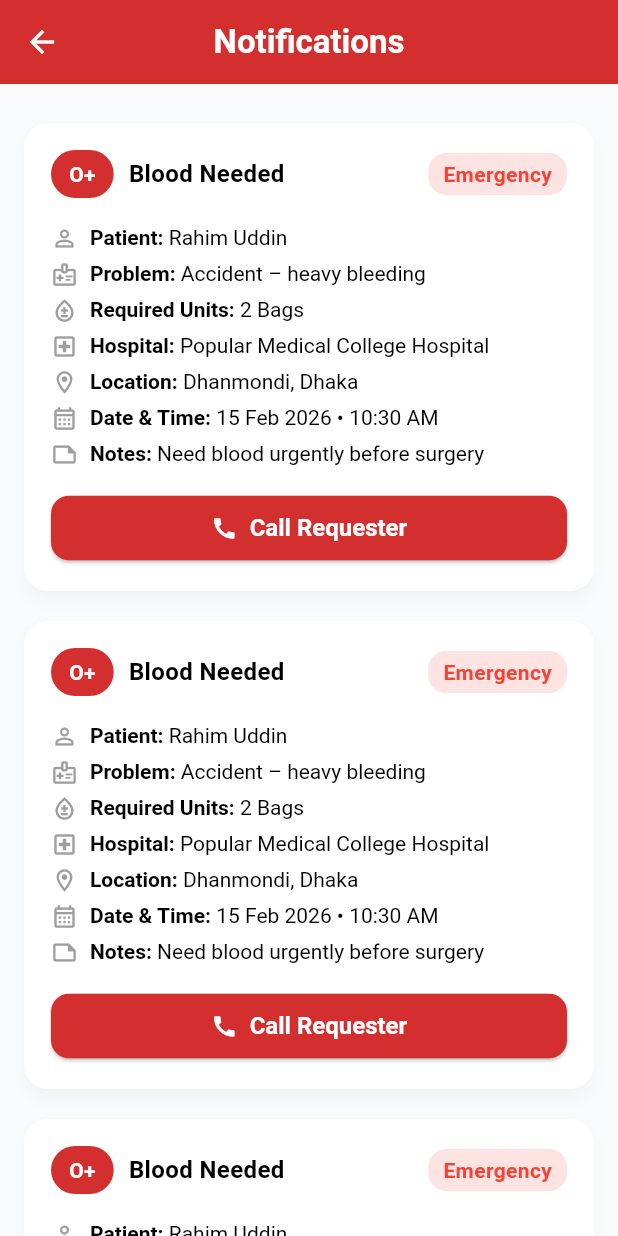
After one commit to AGMKhair/diu_life_save, a Flutter app: the screen it shows after launch, after a tap on "Login", after a tap on the "notifications none" icon, on a phone screen of 412 x 824 dp. The commit adds this screen. Run offline on Flutter 3.47's test engine with Material 3 defaults, Android fonts, the phone set to English and light mode, and no system bars; our stand-ins replace firebase_core, flutter_riverpod, google_fonts, image_picker; accounts and stored records are empty.

Commit message:
app ui formate done

```diff
--- a/lib/screen/home_screen.dart
+++ b/lib/screen/home_screen.dart
@@ -1,156 +1,128 @@
-import 'package:diu_life_save/screen/create_post_screen.dart';
+import 'package:diu_life_save/screen/about_screen.dart';
+import 'package:diu_life_save/screen/notification_screen.dart';
 import 'package:diu_life_save/screen/profile_screen.dart';
 import 'package:diu_life_save/screen/search_screen.dart';
 import 'package:diu_life_save/screen/view_request_screen.dart';
 import 'package:diu_life_save/theme/app_colors.dart';
 import 'package:flutter/material.dart';
 
-class HomeScreen extends StatelessWidget {
+class HomeScreen extends StatefulWidget {
   const HomeScreen({super.key});
+
+  @override
+  State<HomeScreen> createState() => _HomeScreenState();
+}
+
+class _HomeScreenState extends State<HomeScreen> {
+  int _currentIndex = 0;
+
+  /// Example notification count
+  int _notificationCount = 3; // এখানে যত notifications থাকবে
+
+  final List<Widget> _screens = const [
+    ViewRequestScreen(),
+    SearchScreen(),
+    ProfileScreen(),
+    AboutScreen(),
+  ];
 
   @override
   Widget build(BuildContext context) {
     return Scaffold(
-      body: Center(
-        child: Padding(
-          padding: const EdgeInsets.symmetric(horizontal: 28),
-          child: Column(
-            mainAxisAlignment: MainAxisAlignment.center,
-            children: [
-              /// 🩸 ICON / LOGO
-              Container(
-                height: 120,
-                width: 120,
-                decoration: BoxDecoration(
-                  color: AppColors.primaryRed.withOpacity(.1),
-                  shape: BoxShape.circle,
-                ),
-                child: const Icon(
-                  Icons.bloodtype,
-                  size: 60,
-                  color: AppColors.primaryRed,
+      appBar: AppBar(
+        backgroundColor: AppColors.primaryRed,
+        elevation: 0,
+        centerTitle: true,
+        title: const Text(
+          'Campus Blood Donorly',
+          style: TextStyle(
+            fontWeight: FontWeight.bold,
+            color: Colors.white,
           ),
         ),
+        actions: [
+          Padding(
+            padding: const EdgeInsets.only(right: 16),
+            child: Stack(
+              clipBehavior: Clip.none,
+              children: [
+                IconButton(
+                  icon: const Icon(Icons.notifications_none, color: Colors.white),
+                  onPressed: () {
+                    // Notification screen logic
+                    setState(() {
+                      _notificationCount = 0; // Example: clear after opening
+                      Navigator.push(
+                        context,
+                        MaterialPageRoute(builder: (_) => const NotificationScreen()),
+                      );
+                    });
+                  },
+                ),
 
-              const SizedBox(height: 20),
-
-              const Text(
-                'Donate Blood\nSave Life',
-                textAlign: TextAlign.center,
-                style: TextStyle(
-                  fontSize: 22,
+                // Notification bubble
+                if (_notificationCount > 0)
+                  Positioned(
+                    right: 6,
+                    top: 6,
+                    child: Container(
+                      padding: const EdgeInsets.all(4),
+                      decoration: BoxDecoration(
+                        color: Colors.yellow[700],
+                        shape: BoxShape.circle,
+                        border: Border.all(color: Colors.white, width: 1.5),
+                      ),
+                      constraints: const BoxConstraints(
+                        minWidth: 18,
+                        minHeight: 18,
+                      ),
+                      child: Center(
+                        child: Text(
+                          '$_notificationCount',
+                          style: const TextStyle(
+                            color: Colors.black,
+                            fontSize: 11,
                             fontWeight: FontWeight.bold,
                           ),
                         ),
-
-              const SizedBox(height: 40),
-
-              /// 🔴 MENU BUTTONS
-              _menuButton(
-                context,
-                title: 'View Blood Requests',
-                onTap: () {
-                  Navigator.push(
-                    context,
-                    MaterialPageRoute(builder: (_) => const ViewRequestScreen()),
-                  );
-                },
                       ),
-
-              _menuButton(
-                context,
-                title: 'Add Blood Request',
-                onTap: () {
-                  Navigator.push(
-                    context,
-                    MaterialPageRoute(builder: (_) => const CreatePostScreen()),
-                  );
-                },
                     ),
-
-              _menuButton(
-                context,
-                title: 'Available Blood Group',
-                onTap: () {
-                  Navigator.push(
-                    context,
-                    MaterialPageRoute(builder: (_) => const SearchScreen()),
-                  );
-                },
-              ),
-
-              _menuButton(
-                context,
-                title: 'My Profile',
-                onTap: () {
-                  Navigator.push(
-                    context,
-                    MaterialPageRoute(builder: (_) => const ProfileScreen()),
-                  );
-                },
-              ),
-
-              _menuButton(
-                context,
-                title: 'About',
-                onTap: () {
-                  _showAbout(context);
-                },
                   ),
               ],
             ),
           ),
+        ],
       ),
-    );
-  }
 
-  /// 🔴 Reusable Button
-  Widget _menuButton(
-      BuildContext context, {
-        required String title,
-        required VoidCallback onTap,
-      }) {
-    return Padding(
-      padding: const EdgeInsets.only(bottom: 16),
-      child: SizedBox(
-        width: double.infinity,
-        height: 52,
-        child: ElevatedButton(
-          style: ElevatedButton.styleFrom(
-            backgroundColor: AppColors.primaryRed,
-            shape: RoundedRectangleBorder(
-              borderRadius: BorderRadius.circular(30),
+      body: _screens[_currentIndex],
+
+      bottomNavigationBar: BottomNavigationBar(
+        currentIndex: _currentIndex,
+        type: BottomNavigationBarType.fixed,
+        selectedItemColor: AppColors.primaryRed,
+        unselectedItemColor: Colors.grey,
+        onTap: (index) {
+          setState(() {
+            _currentIndex = index;
+          });
+        },
+        items: const [
+          BottomNavigationBarItem(
+            icon: Icon(Icons.home),
+            label: 'Home',
           ),
+          BottomNavigationBarItem(
+            icon: Icon(Icons.search),
+            label: 'Available Donor',
           ),
-          onPressed: onTap,
-          child: Text(
-            title,
-            style: const TextStyle(
-              fontSize: 16,
-              fontWeight: FontWeight.w600,
-              color: Colors.white,
+          BottomNavigationBarItem(
+            icon: Icon(Icons.person),
+            label: 'Profile',
           ),
+          BottomNavigationBarItem(
+            icon: Icon(Icons.info_outline),
+            label: 'About',
           ),
-        ),
-      ),
-    );
-  }
-
-  /// ℹ️ ABOUT DIALOG
-  void _showAbout(BuildContext context) {
-    showDialog(
-      context: context,
-      builder: (_) => AlertDialog(
-        title: const Text('About Campus Blood Donorly'),
-        content: const Text(
-          'DIU LifeSave is a blood donation platform\n'
-              'created to help people find blood donors easily.',
-        ),
-        actions: [
-          TextButton(
-            onPressed: () => Navigator.pop(context),
-            child: const Text('Close'),
-          )
         ],
       ),
     );
--- /dev/null
+++ b/lib/screen/notification_screen.dart
@@ -0,0 +1,168 @@
+import 'package:flutter/material.dart';
+import 'package:diu_life_save/theme/app_colors.dart';
+import 'package:url_launcher/url_launcher.dart';
+
+class NotificationScreen extends StatelessWidget {
+  const NotificationScreen({super.key});
+
+  @override
+  Widget build(BuildContext context) {
+    return Scaffold(
+      appBar: AppBar(
+        iconTheme: const IconThemeData(
+          color: Colors.white,
+        ),
+        title: const Text('Notifications',
+          style: TextStyle(
+          fontWeight: FontWeight.bold,
+          color: Colors.white,
+        ),),
+        backgroundColor: AppColors.primaryRed,
+        centerTitle: true,
+      ),
+      body: ListView.builder(
+        padding: const EdgeInsets.all(16),
+        itemCount: 5, // later: replace with Firebase filtered list
+        itemBuilder: (_, i) {
+          return _requestCard();
+        },
+      ),
+    );
+  }
+
+  Widget _requestCard() {
+    final bool isEmergency = true; // later: dynamic from Firebase
+
+    return Card(
+      margin: const EdgeInsets.symmetric(vertical: 10),
+      elevation: 4,
+      shape: RoundedRectangleBorder(
+        borderRadius: BorderRadius.circular(16),
+      ),
+      child: Padding(
+        padding: const EdgeInsets.all(18),
+        child: Column(
+          crossAxisAlignment: CrossAxisAlignment.start,
+          children: [
+            /// 🔴 TOP ROW
+            Row(
+              mainAxisAlignment: MainAxisAlignment.spaceBetween,
+              children: [
+                Row(
+                  children: [
+                    Container(
+                      padding: const EdgeInsets.symmetric(horizontal: 12, vertical: 6),
+                      decoration: BoxDecoration(
+                        color: AppColors.primaryRed,
+                        borderRadius: BorderRadius.circular(20),
+                      ),
+                      child: const Text(
+                        'O+',
+                        style: TextStyle(
+                          color: Colors.white,
+                          fontWeight: FontWeight.bold,
+                        ),
+                      ),
+                    ),
+                    const SizedBox(width: 10),
+                    const Text(
+                      'Blood Needed',
+                      style: TextStyle(
+                        fontSize: 16,
+                        fontWeight: FontWeight.w600,
+                      ),
+                    ),
+                  ],
+                ),
+
+                /// STATUS / EMERGENCY
+                Container(
+                  padding: const EdgeInsets.symmetric(horizontal: 10, vertical: 4),
+                  decoration: BoxDecoration(
+                    color: isEmergency ? Colors.red.withOpacity(.15) : Colors.orange.withOpacity(.15),
+                    borderRadius: BorderRadius.circular(12),
+                  ),
+                  child: Text(
+                    isEmergency ? 'Emergency' : 'Pending',
+                    style: TextStyle(
+                      color: isEmergency ? Colors.red : Colors.orange,
+                      fontWeight: FontWeight.w600,
+                    ),
+                  ),
+                ),
+              ],
+            ),
+
+            const SizedBox(height: 12),
+
+            _infoRow(Icons.person_outline, 'Patient', 'Rahim Uddin'),
+            _infoRow(Icons.medical_information_outlined, 'Problem', 'Accident – heavy bleeding'),
+            _infoRow(Icons.bloodtype_outlined, 'Required Units', '2 Bags'),
+            _infoRow(Icons.local_hospital_outlined, 'Hospital', 'Popular Medical College Hospital'),
+            _infoRow(Icons.location_on_outlined, 'Location', 'Dhanmondi, Dhaka'),
+            _infoRow(Icons.calendar_month_outlined, 'Date & Time', '15 Feb 2026 • 10:30 AM'),
+            _infoRow(Icons.note_outlined, 'Notes', 'Need blood urgently before surgery'),
+
+            const SizedBox(height: 16),
+
+            /// 📞 CALL BUTTON
+            SizedBox(
+              width: double.infinity,
+              child: ElevatedButton.icon(
+                icon: const Icon(Icons.call),
+                label: const Text('Call Requester'),
+                style: ElevatedButton.styleFrom(
+                  backgroundColor: AppColors.primaryRed,
+                  shape: RoundedRectangleBorder(
+                    borderRadius: BorderRadius.circular(12),
+                  ),
+                  padding: const EdgeInsets.symmetric(vertical: 12),
+                ),
+                onPressed: () {
+                  makePhoneCall('017XXXXXXXX');
+                },
+              ),
+            ),
+          ],
+        ),
+      ),
+    );
+  }
+
+  Widget _infoRow(IconData icon, String title, String value) {
+    return Padding(
+      padding: const EdgeInsets.only(top: 6),
+      child: Row(
+        crossAxisAlignment: CrossAxisAlignment.start,
+        children: [
+          Icon(icon, size: 18, color: Colors.grey),
+          const SizedBox(width: 8),
+          Expanded(
+            child: RichText(
+              text: TextSpan(
+                style: const TextStyle(color: Colors.black, fontSize: 14),
+                children: [
+                  TextSpan(
+                    text: '$title: ',
+                    style: const TextStyle(fontWeight: FontWeight.w600),
+                  ),
+                  TextSpan(text: value),
+                ],
+              ),
+            ),
+          ),
+        ],
+      ),
+    );
+  }
+
+  void makePhoneCall(String phoneNumber) async {
+    final Uri phoneUri = Uri(scheme: 'tel', path: phoneNumber);
+    if (await canLaunchUrl(phoneUri)) {
+      await launchUrl(phoneUri);
+    } else {
+      // ignore: avoid_print
+      print('Could not launch $phoneNumber');
+    }
+  }
+}
--- a/lib/screen/view_request_screen.dart
+++ b/lib/screen/view_request_screen.dart
@@ -151,6 +151,16 @@ class _ViewRequestScreenState extends State<ViewRequestScreen> {
             ),
           ),
         ],
+      ),
+      floatingActionButton: FloatingActionButton(
+        onPressed: () {
+          // এখানে button press action রাখো
+        },
+        backgroundColor: AppColors.primaryRed, // Red color
+        child: const Icon(
+          Icons.add, // Button icon
+          color: Colors.white,
+        ),
       ),
     );
   }
```
Also changed, not shown: lib/screen/about_screen.dart (added, +168 -0 lines). Lines whose indentation alone changed are shown as unchanged.
